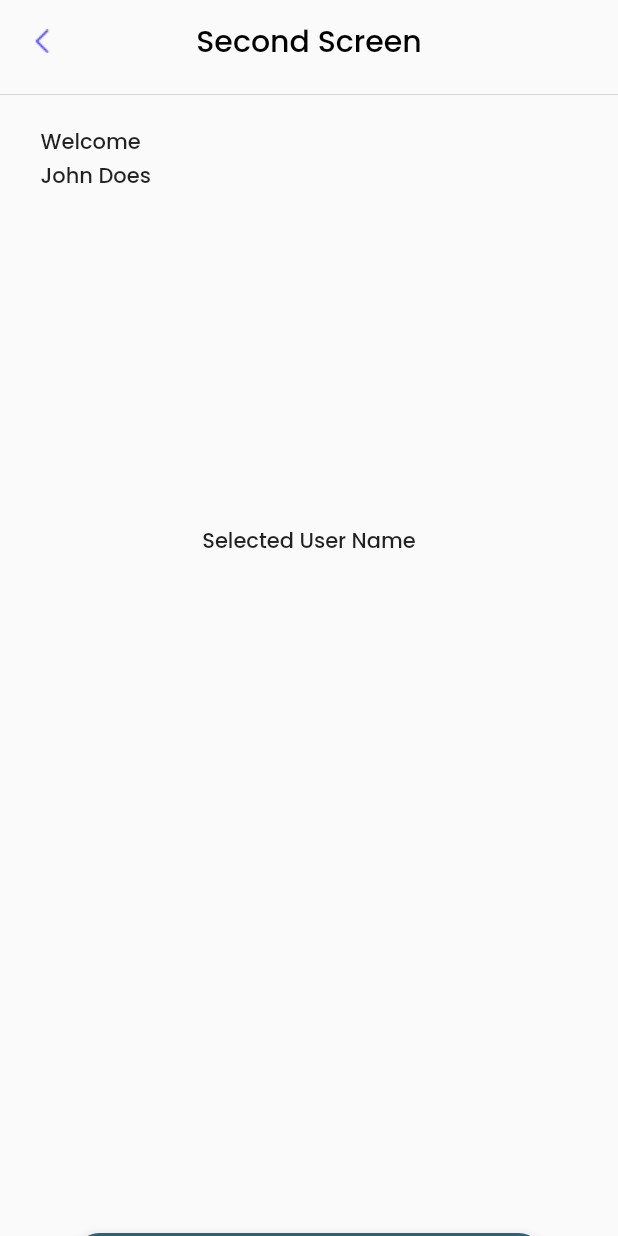
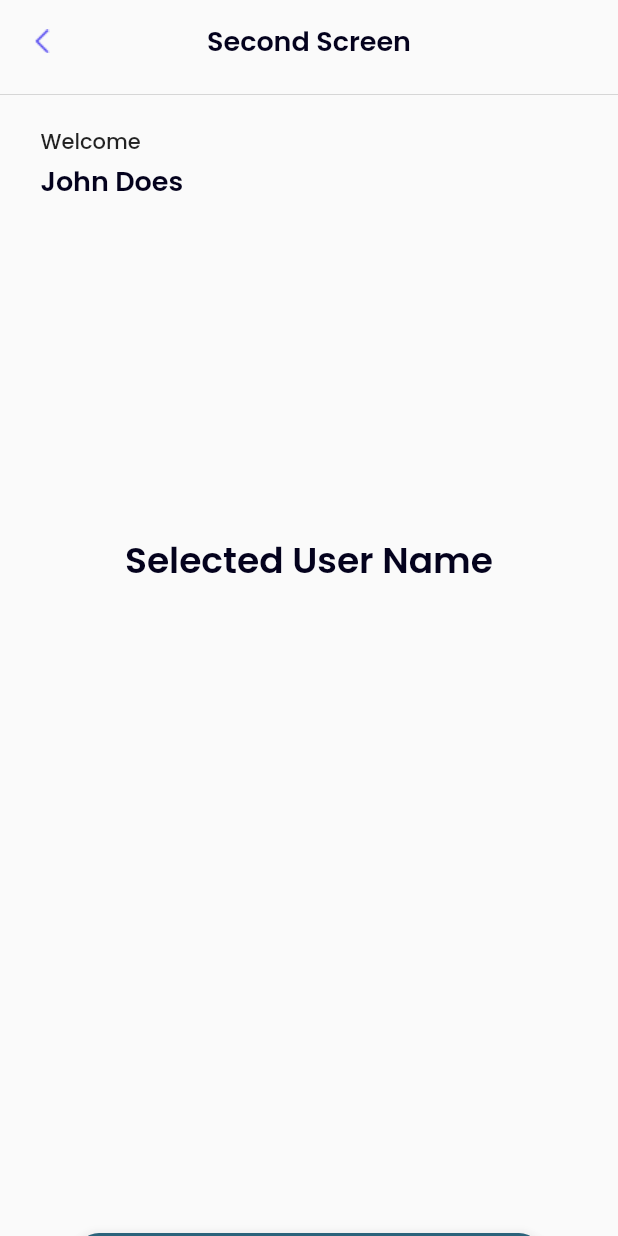
Before and after one commit to riyanputraf/km_suitmedia, a Flutter app: the screen it shows after launch, after a tap on "Next", on a phone screen of 412 x 824 dp. Run offline on Flutter 3.47's test engine with Material 2 defaults, Android fonts, the phone set to English and light mode, and no system bars.

Commit message:
add theme

```diff
--- a/lib/pages/first_screen.dart
+++ b/lib/pages/first_screen.dart
@@ -1,5 +1,6 @@
 import 'package:flutter/material.dart';
 import 'package:suitmedia/pages/second_screen.dart';
+import 'package:suitmedia/theme.dart';
 
 class FirstScreen extends StatefulWidget {
   const FirstScreen({Key? key}) : super(key: key);
@@ -10,7 +11,16 @@ class FirstScreen extends StatefulWidget {
 
 class _FirstScreenState extends State<FirstScreen> {
   final TextEditingController _nameController = TextEditingController();
-  final TextEditingController _palindrome = TextEditingController();
+  final TextEditingController _palindromeController = TextEditingController();
+  String? _palindromeText;
+
+  @override
+  void dispose() {
+    // TODO: implement dispose
+    _nameController.dispose();
+    _palindromeController.dispose();
+    super.dispose();
+  }
 
   @override
   Widget build(BuildContext context) {
@@ -71,7 +81,7 @@ class _FirstScreenState extends State<FirstScreen> {
                     height: 47,
                     width: 310,
                     child: TextField(
-                      controller: _palindrome,
+                      controller: _palindromeController,
                       keyboardType: TextInputType.name,
                       autocorrect: false,
                       cursorColor: Colors.black,
@@ -88,41 +98,44 @@ class _FirstScreenState extends State<FirstScreen> {
                     ),
                   ),
                 ),
-                SizedBox(height: 45,),
+                SizedBox(
+                  height: 45,
+                ),
                 Container(
                   width: 310,
                   height: 41,
                   child: ElevatedButton(
                     style: ElevatedButton.styleFrom(
                         elevation: 7,
-                      primary: Color(0xff2B637B),
+                        primary: blueBtn,
                         shape: RoundedRectangleBorder(
-                        borderRadius: BorderRadius.circular(15)
-                      )
-                    ),
-                    onPressed: (){},
-                    child: Text('Check'),
+                            borderRadius: BorderRadius.circular(15))),
+                    onPressed: () {
+                      _palindromeText = _palindromeController.text;
+                      print(_palindromeText);
+                    },
+                    child: Text('Check', style: medium,),
                   ),
                 ),
-                SizedBox(height: 15,),
+                SizedBox(
+                  height: 15,
+                ),
                 Container(
                   width: 310,
                   height: 41,
                   child: ElevatedButton(
                     style: ElevatedButton.styleFrom(
                         elevation: 7,
-                        primary: Color(0xff2B637B),
+                        primary: blueBtn,
                         shape: RoundedRectangleBorder(
-                            borderRadius: BorderRadius.circular(15)
-                        )
-                    ),
-                    onPressed: (){
+                            borderRadius: BorderRadius.circular(15))),
+                    onPressed: () {
                       Navigator.push(
                         context,
                         MaterialPageRoute(builder: (context) => SecondScreen()),
                       );
                     },
-                    child: Text('Next'),
+                    child: Text('Next', style: medium,),
                   ),
                 ),
               ],
--- a/lib/pages/second_screen.dart
+++ b/lib/pages/second_screen.dart
@@ -1,4 +1,5 @@
 import 'package:flutter/material.dart';
+import 'package:suitmedia/theme.dart';
 
 class SecondScreen extends StatelessWidget {
   const SecondScreen({Key? key}) : super(key: key);
@@ -23,7 +24,7 @@ class SecondScreen extends StatelessWidget {
         ),
         title: Text(
           'Second Screen',
-          style: TextStyle(color: Colors.black),
+          style: semiBoldSubTitle,
         ),
         centerTitle: true,
         bottom: PreferredSize(
@@ -35,26 +36,6 @@ class SecondScreen extends StatelessWidget {
           ),
         ),
       ),
-      // body: ListView(
-      //   children: [
-      //     Container(
-      //       height: 500,
-      //       child: Column(
-      //         children: [
-      //           Expanded(
-      //             child: Align(
-      //               alignment: Alignment.bottomCenter,
-      //               child: ElevatedButton(
-      //                 onPressed: (){},
-      //                 child: Text('h'),
-      //               ),
-      //             ),
-      //           ),
-      //         ],
-      //       ),
-      //     ),
-      //   ],
-      // ),
       body: Padding(
         padding: EdgeInsets.symmetric(horizontal: 27),
         child: SingleChildScrollView(
@@ -70,12 +51,12 @@ class SecondScreen extends StatelessWidget {
                 SizedBox(
                   height: 2,
                 ),
-                Text('John Does'),
+                Text('John Does', style: semiBoldSubTitle,),
                 SizedBox(
                   height: 222,
                 ),
                 Center(
-                  child: Text('Selected User Name'),
+                  child: Text('Selected User Name', style: semiBoldTitle,),
                 ),
                 // SizedBox(height: 315,),
                 Expanded(
@@ -93,7 +74,7 @@ class SecondScreen extends StatelessWidget {
                               shape: RoundedRectangleBorder(
                                   borderRadius: BorderRadius.circular(15))),
                           onPressed: () {},
-                          child: Text('Next'),
+                          child: Text('Next', style: medium,),
                         ),
                       ),
                     ),
--- a/lib/theme.dart
+++ b/lib/theme.dart
@@ -1 +1,11 @@
 import 'package:flutter/material.dart';
+
+Color blueBtn = Color(0xff2B637B);
+Color dark = Color(0xff04021D);
+Color grey = Color(0xff686777);
+
+//Textstyle
+TextStyle medium = TextStyle(color: Colors.white, fontWeight: FontWeight.w500);
+TextStyle semiBoldTitle = TextStyle(color: dark, fontWeight: FontWeight.w600, fontSize: 24);
+TextStyle semiBoldSubTitle = TextStyle(color: dark, fontWeight: FontWeight.w600, fontSize: 18);
+TextStyle subTitleGrey = TextStyle(color: grey, fontWeight: FontWeight.w500);
```
Lines whose indentation alone changed are shown as unchanged.
